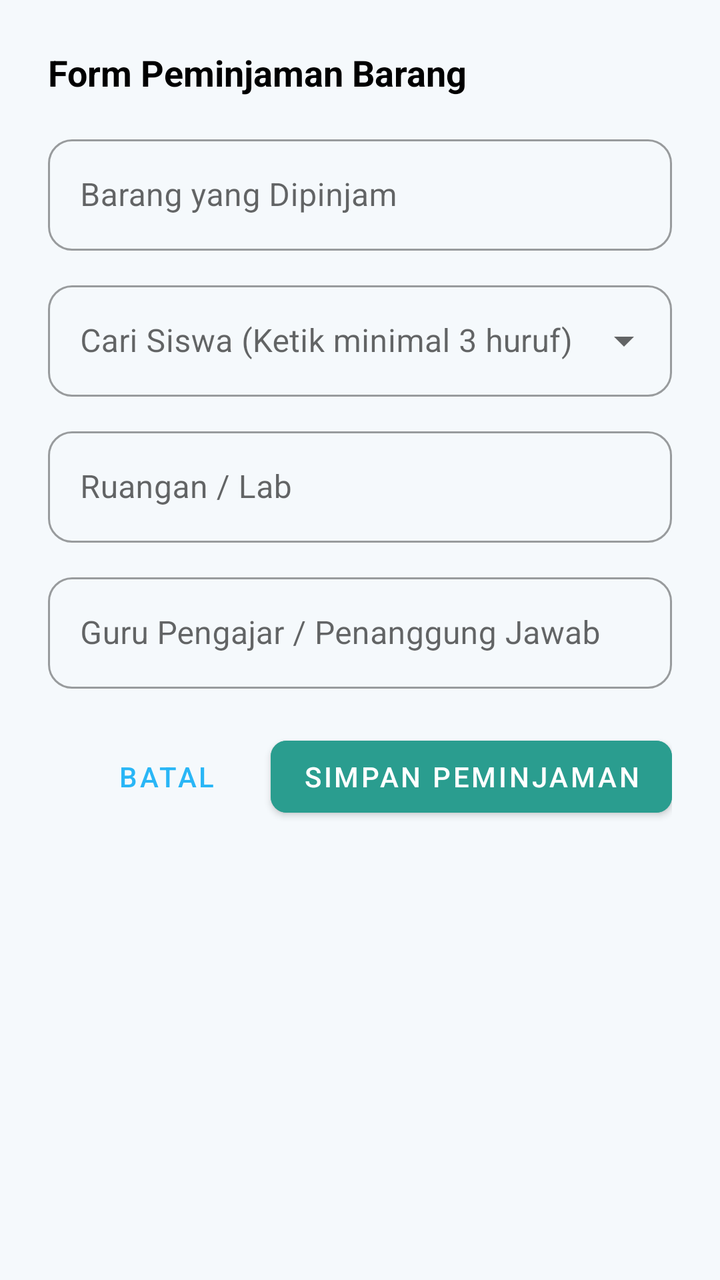
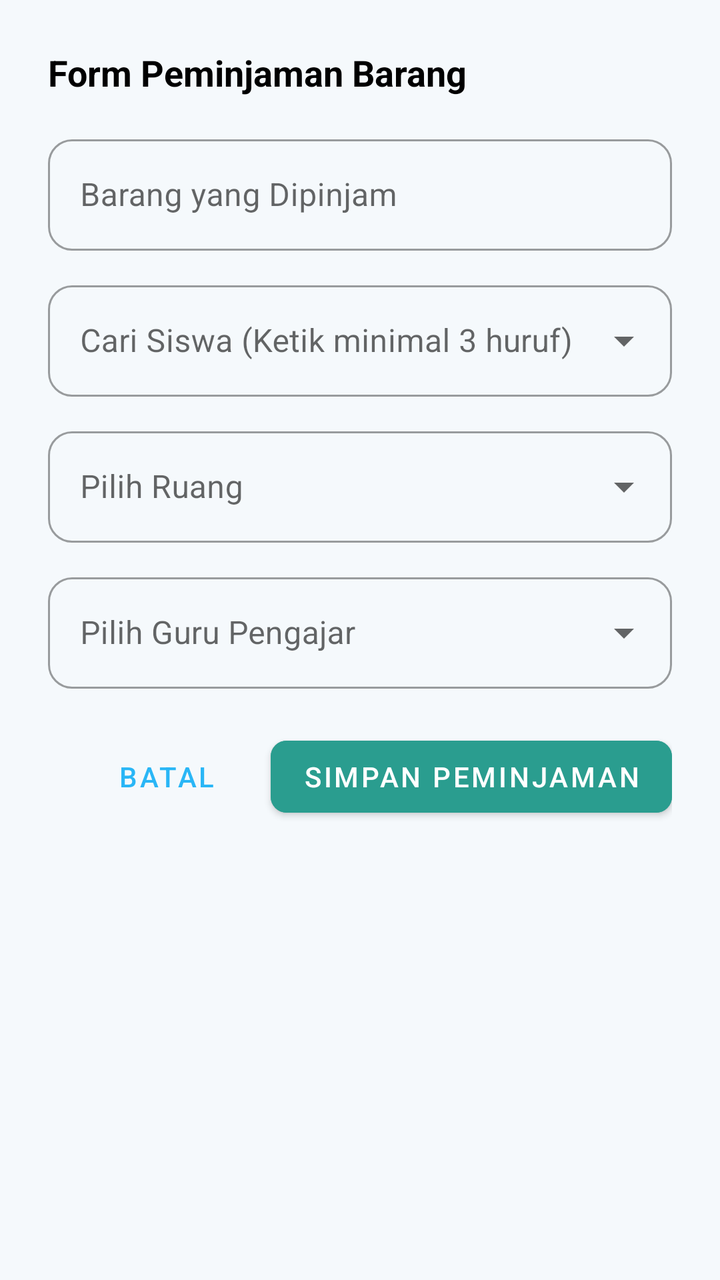

Before-and-after screenshots of an Android layout around one commit, followed by the original layout XML and the change that was made.
<!-- AndroidManifest.xml: application theme Theme.TexLabInventory -->
<!-- res/layout/dialog_pinjam_item.xml -->
<?xml version="1.0" encoding="utf-8"?>
<LinearLayout
    xmlns:android="http://schemas.android.com/apk/res/android"
    xmlns:app="http://schemas.android.com/apk/res-auto"
    android:layout_width="match_parent"
    android:layout_height="wrap_content"
    android:orientation="vertical"
    android:padding="24dp">

    
    <TextView
        android:id="@+id/tvTitleDialog"
        android:layout_width="wrap_content"
        android:layout_height="wrap_content"
        android:text="Form Peminjaman Barang"
        android:textColor="?attr/colorOnSurface"
        android:textSize="18sp"
        android:textStyle="bold" />

    
    <com.google.android.material.textfield.TextInputLayout
        style="@style/Widget.MaterialComponents.TextInputLayout.OutlinedBox"
        android:layout_width="match_parent"
        android:layout_height="wrap_content"
        android:layout_marginTop="16dp"
        android:hint="Barang yang Dipinjam"
        app:boxCornerRadiusBottomEnd="12dp"
        app:boxCornerRadiusBottomStart="12dp"
        app:boxCornerRadiusTopEnd="12dp"
        app:boxCornerRadiusTopStart="12dp">

        <com.google.android.material.textfield.TextInputEditText
            android:id="@+id/etNamaItemPinjam"
            android:layout_width="match_parent"
            android:layout_height="wrap_content"
            android:enabled="false"
            android:textColor="?attr/colorOnSurface" />
    </com.google.android.material.textfield.TextInputLayout>

    
    <com.google.android.material.textfield.TextInputLayout
        android:id="@+id/layoutPeminjam"
        style="@style/Widget.MaterialComponents.TextInputLayout.OutlinedBox.ExposedDropdownMenu"
        android:layout_width="match_parent"
        android:layout_height="wrap_content"
        android:layout_marginTop="12dp"
        android:hint="Cari Siswa (Ketik minimal 3 huruf)"
        app:boxCornerRadiusBottomEnd="12dp"
        app:boxCornerRadiusBottomStart="12dp"
        app:boxCornerRadiusTopEnd="12dp"
        app:boxCornerRadiusTopStart="12dp">

        <AutoCompleteTextView
            android:id="@+id/actvSiswa"
            android:layout_width="match_parent"
            android:layout_height="wrap_content"
            android:inputType="text" />
    </com.google.android.material.textfield.TextInputLayout>

    
    <com.google.android.material.textfield.TextInputLayout
        style="@style/Widget.MaterialComponents.TextInputLayout.OutlinedBox"
        android:layout_width="match_parent"
        android:layout_height="wrap_content"
        android:layout_marginTop="12dp"
        android:hint="Ruangan / Lab"
        app:boxCornerRadiusBottomEnd="12dp"
        app:boxCornerRadiusBottomStart="12dp"
        app:boxCornerRadiusTopEnd="12dp"
        app:boxCornerRadiusTopStart="12dp">

        <com.google.android.material.textfield.TextInputEditText
            android:id="@+id/etRuangan"
            android:layout_width="match_parent"
            android:layout_height="wrap_content"
            android:inputType="textCapWords" />
    </com.google.android.material.textfield.TextInputLayout>

    
    <com.google.android.material.textfield.TextInputLayout
        style="@style/Widget.MaterialComponents.TextInputLayout.OutlinedBox"
        android:layout_width="match_parent"
        android:layout_height="wrap_content"
        android:layout_marginTop="12dp"
        android:hint="Guru Pengajar / Penanggung Jawab"
        app:boxCornerRadiusBottomEnd="12dp"
        app:boxCornerRadiusBottomStart="12dp"
        app:boxCornerRadiusTopEnd="12dp"
        app:boxCornerRadiusTopStart="12dp">

        <com.google.android.material.textfield.TextInputEditText
            android:id="@+id/etGuru"
            android:layout_width="match_parent"
            android:layout_height="wrap_content"
            android:inputType="textCapWords" />
    </com.google.android.material.textfield.TextInputLayout>

    
    <LinearLayout
        android:layout_width="match_parent"
        android:layout_height="wrap_content"
        android:layout_marginTop="20dp"
        android:gravity="end"
        android:orientation="horizontal">

        <com.google.android.material.button.MaterialButton
            android:id="@+id/btnBatalPinjam"
            style="@style/Widget.MaterialComponents.Button.TextButton"
            android:layout_width="wrap_content"
            android:layout_height="wrap_content"
            android:text="Batal" />

        <com.google.android.material.button.MaterialButton
            android:id="@+id/btnKonfirmasiPinjam"
            android:layout_width="wrap_content"
            android:layout_height="wrap_content"
            android:layout_marginStart="8dp"
            android:backgroundTint="#2A9D8F"
            android:text="Simpan Peminjaman"
            app:cornerRadius="8dp" />
    </LinearLayout>

</LinearLayout>
<!-- resources referenced by this layout -->
<resources>
  <style name="Theme.TexLabInventory" parent="Theme.MaterialComponents.DayNight.NoActionBar">
          
          <item name="colorPrimary">@color/primary_light</item>
          <item name="colorPrimaryVariant">@color/primary_variant_light</item>
          <item name="colorOnPrimary">@color/white</item>
          <item name="colorSecondary">@color/secondary_light</item>
  
          
          <item name="android:windowBackground">@color/background_light</item>
          <item name="colorSurface">@color/surface_light</item>
  
          
          <item name="android:statusBarColor">?attr/colorPrimaryVariant</item>
          <item name="android:windowLightStatusBar">false</item>
      </style>
  <color name="primary_light">#29B6F6</color>
  <color name="primary_variant_light">#0288D1</color>
  <color name="white">#FFFFFFFF</color>
  <color name="secondary_light">#00ACC1</color>
  <color name="background_light">#F5F9FC</color>
  <color name="surface_light">#FFFFFF</color>
</resources>

<!-- the commit's change to res/layout/dialog_pinjam_item.xml (unified diff, before → after) -->
@@ -50,7 +50,7 @@
         app:boxCornerRadiusTopEnd="12dp"
         app:boxCornerRadiusTopStart="12dp">
 
-        <AutoCompleteTextView
+        <com.google.android.material.textfield.MaterialAutoCompleteTextView
             android:id="@+id/actvSiswa"
             android:layout_width="match_parent"
             android:layout_height="wrap_content"
@@ -59,40 +59,44 @@
 
     
     <com.google.android.material.textfield.TextInputLayout
-        style="@style/Widget.MaterialComponents.TextInputLayout.OutlinedBox"
+        android:id="@+id/tilRuang"
+        style="@style/Widget.MaterialComponents.TextInputLayout.OutlinedBox.ExposedDropdownMenu"
         android:layout_width="match_parent"
         android:layout_height="wrap_content"
         android:layout_marginTop="12dp"
-        android:hint="Ruangan / Lab"
+        android:hint="Pilih Ruang"
         app:boxCornerRadiusBottomEnd="12dp"
         app:boxCornerRadiusBottomStart="12dp"
         app:boxCornerRadiusTopEnd="12dp"
         app:boxCornerRadiusTopStart="12dp">
 
-        <com.google.android.material.textfield.TextInputEditText
-            android:id="@+id/etRuangan"
+        <com.google.android.material.textfield.MaterialAutoCompleteTextView
+            android:id="@+id/actvRuang"
             android:layout_width="match_parent"
             android:layout_height="wrap_content"
-            android:inputType="textCapWords" />
+            android:focusable="false"
+            android:clickable="true" />
     </com.google.android.material.textfield.TextInputLayout>
 
     
     <com.google.android.material.textfield.TextInputLayout
-        style="@style/Widget.MaterialComponents.TextInputLayout.OutlinedBox"
+        android:id="@+id/tilGuru"
+        style="@style/Widget.MaterialComponents.TextInputLayout.OutlinedBox.ExposedDropdownMenu"
         android:layout_width="match_parent"
         android:layout_height="wrap_content"
         android:layout_marginTop="12dp"
-        android:hint="Guru Pengajar / Penanggung Jawab"
+        android:hint="Pilih Guru Pengajar"
         app:boxCornerRadiusBottomEnd="12dp"
         app:boxCornerRadiusBottomStart="12dp"
         app:boxCornerRadiusTopEnd="12dp"
         app:boxCornerRadiusTopStart="12dp">
 
-        <com.google.android.material.textfield.TextInputEditText
-            android:id="@+id/etGuru"
+        <com.google.android.material.textfield.MaterialAutoCompleteTextView
+            android:id="@+id/actvGuru"
             android:layout_width="match_parent"
             android:layout_height="wrap_content"
-            android:inputType="textCapWords" />
+            android:focusable="false"
+            android:clickable="true" />
     </com.google.android.material.textfield.TextInputLayout>
 
     
